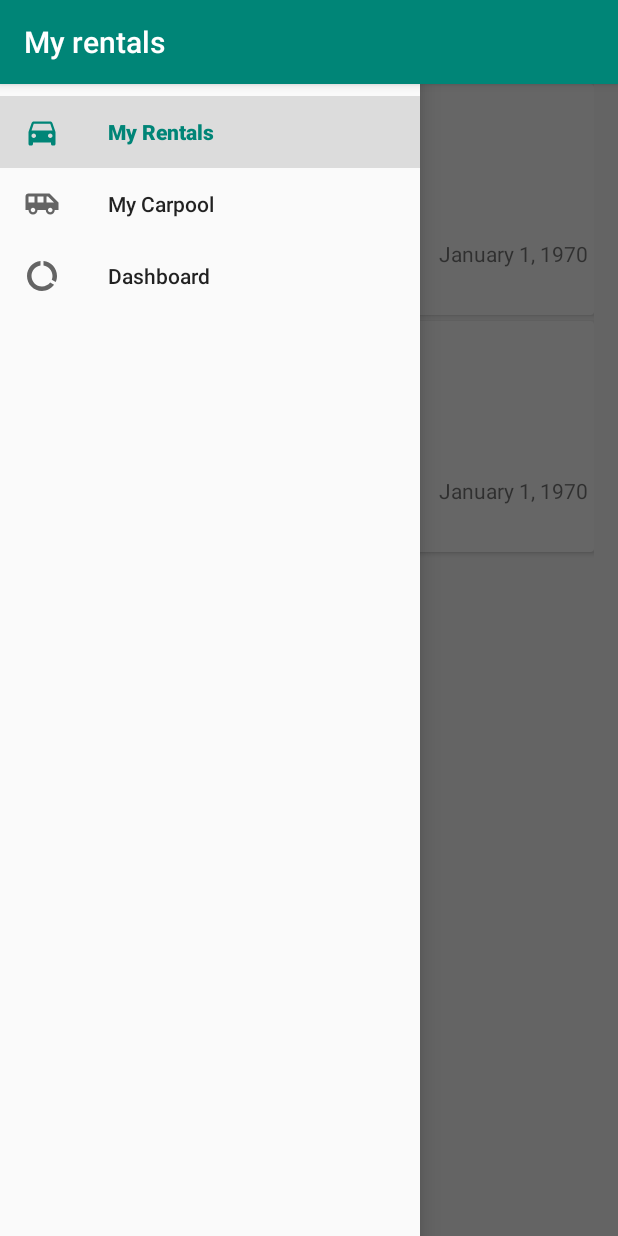
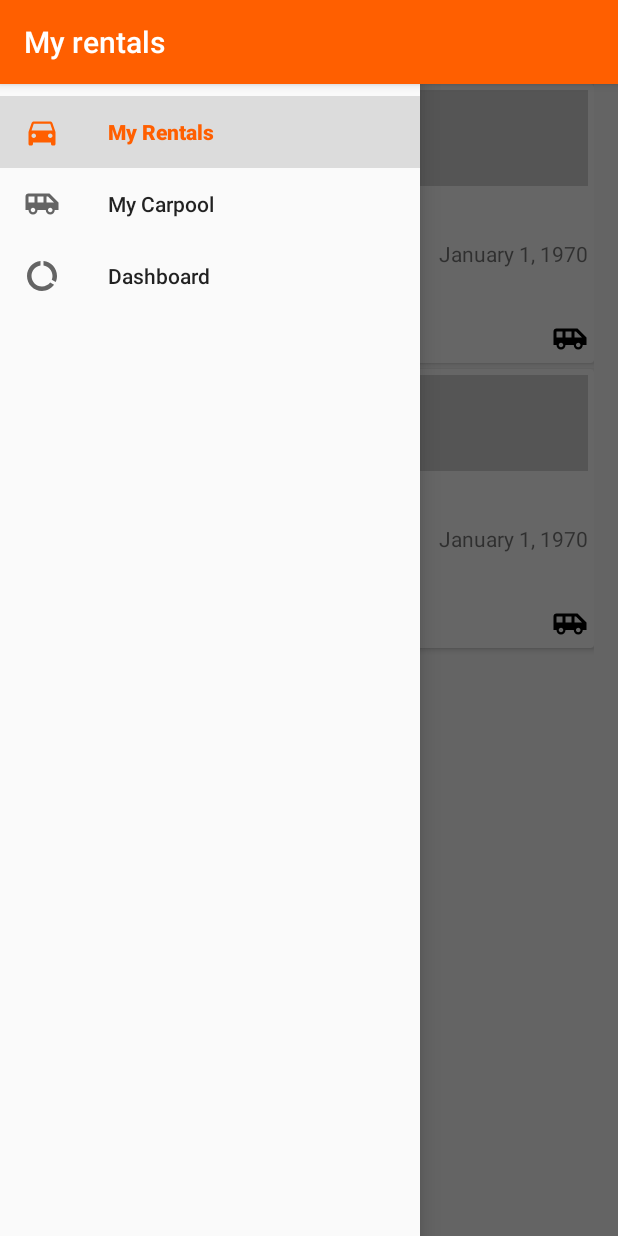
Before and after one commit to ErikP0/hackatum-carpool, an Android app: the screen it shows after launch (MainActivity), with the side drawer open, on a phone screen of 412 x 824 dp. Run offline under Robolectric (Android 15) with nearby library versions, the phone set to English and light mode, and no system bars; our stand-ins replace Picasso, Room's generated code, RxJava; pictures from the network do not load.

Commit message:
Finished frontend for open to carpool

```diff
--- a/SixtCarpool/app/src/main/java/de/hackatum2018/sixtcarpool/activities/OpenCarpoolActivity.kt
+++ b/SixtCarpool/app/src/main/java/de/hackatum2018/sixtcarpool/activities/OpenCarpoolActivity.kt
@@ -10,8 +10,8 @@ class OpenCarpoolActivity : AppCompatActivity() {
         super.onCreate(savedInstanceState)
         setContentView(R.layout.activity_open_carpool)
 
-        val id = intent.getIntExtra(RENTAL_ID, 0)
-        if (id == 0) {
+        val id = intent.getIntExtra(RENTAL_ID, -1)
+        if (id == -1) {
             throw IllegalArgumentException("Expected rental id")
         }
 
--- a/SixtCarpool/app/src/main/java/de/hackatum2018/sixtcarpool/activities/RentalListFragment.kt
+++ b/SixtCarpool/app/src/main/java/de/hackatum2018/sixtcarpool/activities/RentalListFragment.kt
@@ -71,6 +71,8 @@ class RentalListFragment : Fragment() {
                     intent.putExtra(OpenCarpoolActivity.RENTAL_ID, myCarRental.id)
                     startActivity(intent)
                 }
+
+                carpooledCheck.visibility = if (myCarRental.carpoolOffer != null) View.VISIBLE else View.GONE
             }
         )
         list.adapter = adapter
@@ -98,4 +100,5 @@ private class MyCarRentalViewHolder(val card: View) : RecyclerView.ViewHolder(ca
     val endDateText = card.car_list_content_end_date
     val pickupLocationText = card.car_list_content_pickup
     val returnLocationText = card.car_list_content_return
+    val carpooledCheck = card.car_list_content_carpool_check
 }
--- a/SixtCarpool/app/src/main/java/de/hackatum2018/sixtcarpool/database/entities/CarRental.kt
+++ b/SixtCarpool/app/src/main/java/de/hackatum2018/sixtcarpool/database/entities/CarRental.kt
@@ -6,7 +6,8 @@ import android.arch.persistence.room.*
  * Created by Aleksandr Kim on 17 Nov, 2018 12:27 PM for SixtCarpool
  */
 @Entity(tableName = CarRental.TABLE_NAME)
-data class CarRental(@PrimaryKey val id: Int,
+data class CarRental(
+    @PrimaryKey val id: Int,
     val name: String,
     @ColumnInfo(name = MAX_PASSENGERS_COLUMN) val maxPassengers: Int,
     val imageUrl: String,
@@ -25,8 +26,20 @@ data class CarRental(@PrimaryKey val id: Int,
         const val MAX_PASSENGERS_COLUMN = "maxPassengers_car"
 
         fun dummy(rentalId: Int): CarRental {
-            return CarRental(rentalId, "my rented car", 4, "", 1,
-                "center", 1234, 2, "campus", 2345, 100, null)
+            return CarRental(
+                rentalId,
+                "Chevo",
+                4,
+                "http://www.sixtblog.com/wp-content/uploads/2015/01/bmw_x3-sixt-rental-car_d31f5b.png",
+                1,
+                "center",
+                1234,
+                2,
+                "campus",
+                2345,
+                100,
+                null
+            )
         }
 
         fun dummyWithOffer(rentalId: Int, carpoolOfferId: Int): CarRental {
--- a/SixtCarpool/app/src/main/res/layout/fragment_open_carpool.xml
+++ b/SixtCarpool/app/src/main/res/layout/fragment_open_carpool.xml
@@ -65,6 +65,7 @@
 
             </android.support.design.widget.TextInputLayout>
 
+
             <android.support.design.widget.TextInputLayout
                     android:layout_width="match_parent"
                     android:layout_height="wrap_content"
@@ -75,7 +76,8 @@
                         android:layout_width="match_parent"
                         android:layout_height="wrap_content"
                         android:hint="When..."
-                        android:inputType="datetime"
+                        android:inputType="none"
+                        android:focusable="false"
                         android:selectAllOnFocus="true"
                         android:layout_margin="4dp"
                         android:singleLine="false"/>
--- a/SixtCarpool/app/src/main/res/layout/rental_car_list_content.xml
+++ b/SixtCarpool/app/src/main/res/layout/rental_car_list_content.xml
@@ -67,6 +67,15 @@
                     android:textAlignment="viewEnd"/>
         </LinearLayout>
 
+        <CheckedTextView
+                android:layout_width="match_parent"
+                android:layout_height="wrap_content"
+                android:checked="true"
+                android:checkMark="@drawable/ic_airport_shuttle_black_24dp"
+                android:layout_margin="4dp"
+                android:text="In Carpool"
+                android:id="@+id/car_list_content_carpool_check"/>
+
     </LinearLayout>
 
 </android.support.v7.widget.CardView>
--- a/SixtCarpool/app/src/main/res/values/colors.xml
+++ b/SixtCarpool/app/src/main/res/values/colors.xml
@@ -1,6 +1,6 @@
 <?xml version="1.0" encoding="utf-8"?>
 <resources>
-    <color name="colorPrimary">#008577</color>
-    <color name="colorPrimaryDark">#00574B</color>
-    <color name="colorAccent">#D81B60</color>
+    <color name="colorPrimary">#ff5f00</color>
+    <color name="colorPrimaryDark">#ed4d00</color>
+    <color name="colorAccent">#191919</color>
 </resources>
```
Also changed, not shown: SixtCarpool/app/src/main/java/de/hackatum2018/sixtcarpool/activities/OpenCarpoolFragment.kt (+62 -5 lines). Lines whose indentation alone changed are shown as unchanged.
